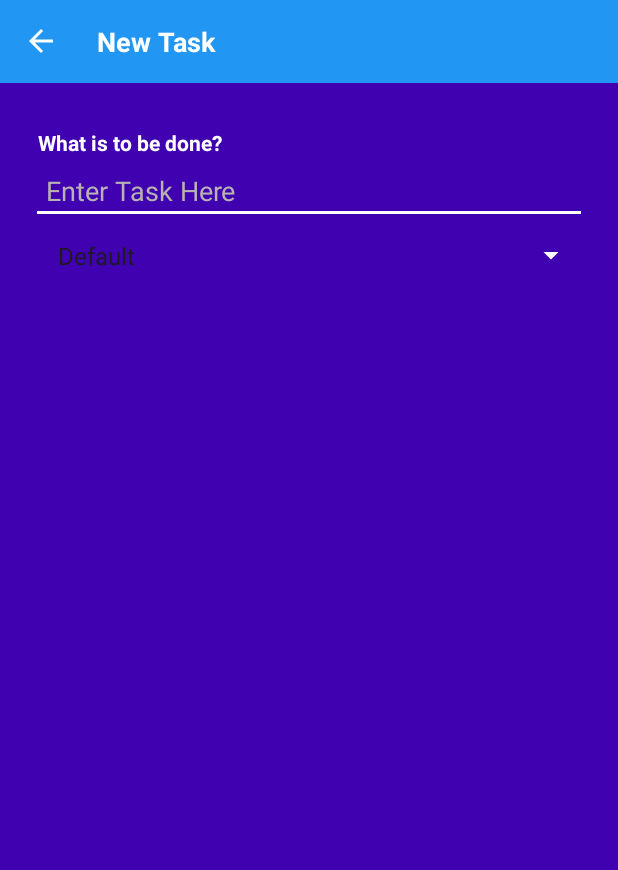
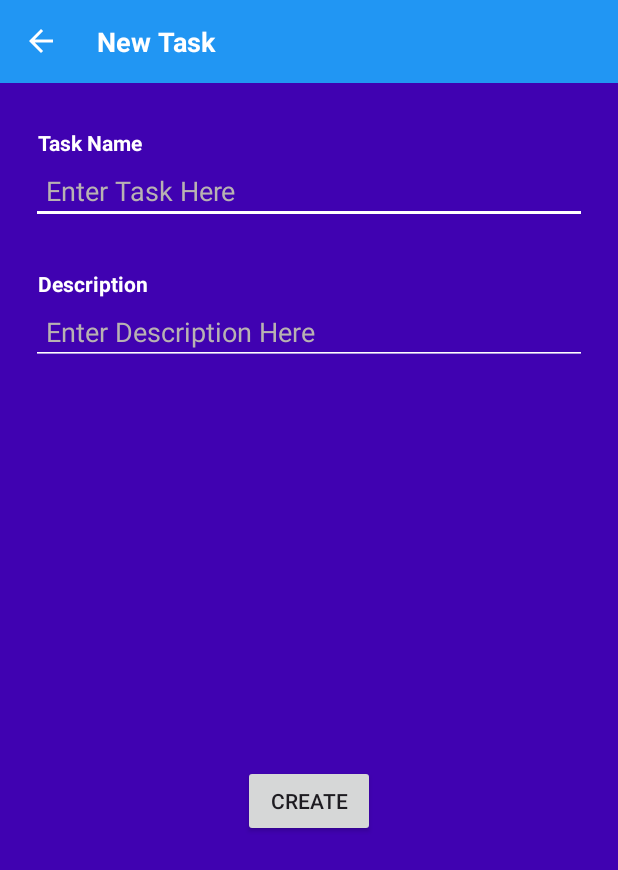
Before and after one commit to Pedro29v/projectToti, an Android app: the layout fragment_add_task.xml on its own in the app's theme, with its tools: preview values and no code run, on a phone screen of 412 x 824 dp. Shown: the top 870 px of the screen. Run offline under Robolectric (Android 15) with nearby library versions, the phone set to English and light mode, and no system bars.

Commit message:
create buttom add task

```diff
--- a/app/src/main/res/layout/fragment_add_task.xml
+++ b/app/src/main/res/layout/fragment_add_task.xml
@@ -20,7 +20,7 @@
         />
 
     <androidx.appcompat.widget.AppCompatTextView
-        android:id="@+id/appCompatTextView"
+        android:id="@+id/subtitle1"
         style="@style/subTitle"
         android:layout_marginTop="30dp"
         android:layout_marginStart="25dp"
@@ -34,21 +34,39 @@
         android:id="@+id/input_text"
         style="@style/text_form"
         android:hint="@string/hint_new_task"
-        app:layout_constraintTop_toBottomOf="@+id/appCompatTextView"
+        app:layout_constraintTop_toBottomOf="@+id/subtitle1"
         app:layout_constraintStart_toStartOf="parent"
         app:layout_constraintEnd_toEndOf="parent"
         />
 
-    <androidx.appcompat.widget.AppCompatSpinner
-        style="@style/text_form"
+    <androidx.appcompat.widget.AppCompatTextView
+        android:id="@+id/subtitle2"
+        style="@style/subTitle"
+        android:layout_marginTop="30dp"
+        android:layout_marginStart="25dp"
+        android:text="@string/task_description"
         app:layout_constraintTop_toBottomOf="@+id/input_text"
         app:layout_constraintStart_toStartOf="parent"
         app:layout_constraintEnd_toEndOf="parent"
-        android:spinnerMode="dropdown"
-        android:entries="@array/option_list"
-
         />
 
+    <androidx.appcompat.widget.AppCompatEditText
+        android:id="@+id/input_text2"
+        style="@style/text_form"
+        android:hint="@string/hint_task_description"
+        app:layout_constraintTop_toBottomOf="@+id/subtitle2"
+        app:layout_constraintStart_toStartOf="parent"
+        app:layout_constraintEnd_toEndOf="parent"
+        />
+
+    <androidx.appcompat.widget.AppCompatButton
+        android:layout_width="wrap_content"
+        android:layout_height="wrap_content"
+        android:text="create"
+        app:layout_constraintBottom_toBottomOf="parent"
+        app:layout_constraintEnd_toEndOf="parent"
+        app:layout_constraintStart_toStartOf="parent"
+        app:layout_constraintTop_toBottomOf="@+id/input_text2" />
 
 
 </androidx.constraintlayout.widget.ConstraintLayout>
--- a/app/src/main/res/values/strings.xml
+++ b/app/src/main/res/values/strings.xml
@@ -1,13 +1,10 @@
 <resources>
     <string name="app_name">taskAppToti</string>
     <string name="new_task">New Task</string>
-    <string name="what_is_the_new_task">What is to be done?</string>
+    <string name="what_is_the_new_task">Task Name</string>
     <string name="hint_new_task">Enter Task Here</string>
+    <string name="task_description">Description</string>
+    <string name="hint_task_description">Enter Description Here</string>
 
-    <string-array name="option_list">
-        <item>Default</item>
-        <item>Shopping</item>
-        <item>Personal</item>
-        <item>Work</item>
-    </string-array>
+
 </resources>
```
